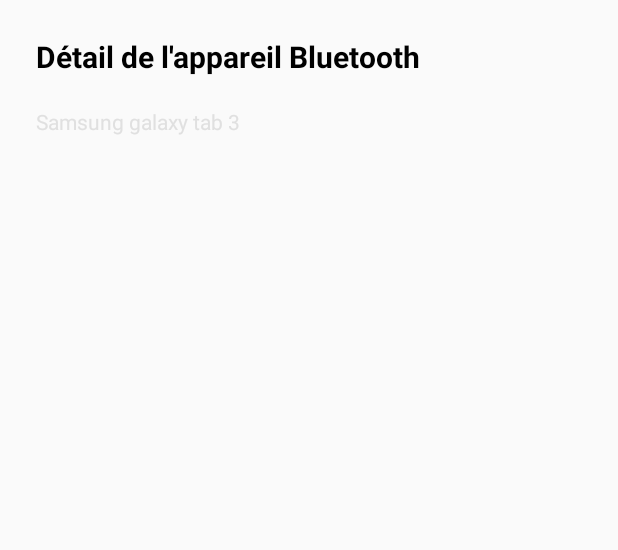
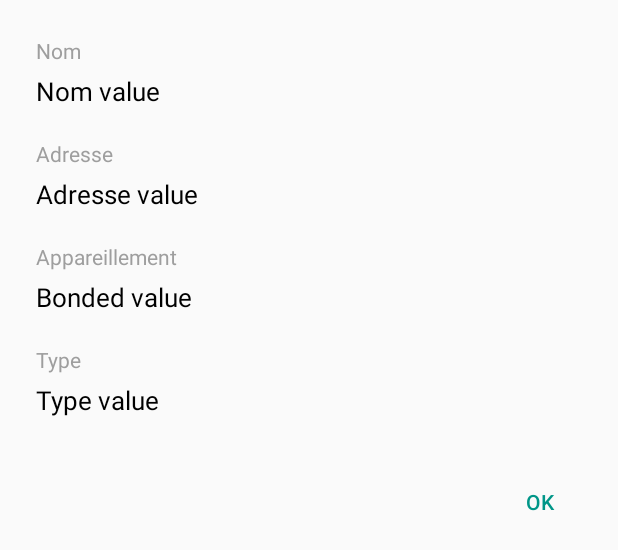
Before and after one commit to maximegens/Bluetooth-Serveur, an Android app: the layout custom_dialog_item_bt.xml on its own in the app's theme, with its tools: preview values and no code run, on a phone screen of 412 x 824 dp. Shown: the top 550 px of the screen. Run offline under Robolectric (Android 15) with nearby library versions, the phone set to English and light mode, and no system bars.

Commit message:
Ajout popup

```diff
--- a/app/src/main/java/com/bleutoothserveur/maxime/bluetooth_serveur/adapters/AdapterItemBT.java
+++ b/app/src/main/java/com/bleutoothserveur/maxime/bluetooth_serveur/adapters/AdapterItemBT.java
@@ -66,7 +66,7 @@ public class AdapterItemBT extends BaseAdapter {
 
         if(listDevicesBT != null && listDevicesBT.get(position) != null){
             if(listDevicesBT.get(position).getName() == null) {
-                holder.nom_bt.setText(Constantes.LIBELLE_NOM_INCONNU);
+                holder.nom_bt.setText(Constantes.LIBELLE_INCONNU);
             }else{
                 holder.nom_bt.setText("" + listDevicesBT.get(position).getName());
             }
--- a/app/src/main/java/com/bleutoothserveur/maxime/bluetooth_serveur/asyncTask/SendDataTask.java
+++ b/app/src/main/java/com/bleutoothserveur/maxime/bluetooth_serveur/asyncTask/SendDataTask.java
@@ -35,9 +35,8 @@ public class SendDataTask extends AsyncTask<View, Integer, Void> {
 
     @Override
     protected Void doInBackground(View... v) {
-        // send(v);
+        send(v[0]);
         Log.v("---- SendDataTask", "Traitement en arriere plan en cours");
-        for(int i = 0; i<10000000;i++){}
         return null;
     }
 
@@ -62,7 +61,7 @@ public class SendDataTask extends AsyncTask<View, Integer, Void> {
         if (msg.length()>0)
         {
             HttpClient httpclient = new DefaultHttpClient();
-            HttpPost httppost = new HttpPost("http://yourwebsite.com/yourPhpScript.php");
+            HttpPost httppost = new HttpPost("http://maxime.gens.pagesperso-orange.fr/index.php");
             try {
                 List<NameValuePair> nameValuePairs = new ArrayList<>(2);
                 nameValuePairs.add(new BasicNameValuePair("id", "12345"));
--- a/app/src/main/java/com/bleutoothserveur/maxime/bluetooth_serveur/broadcastReceiver/BTReceiverStateChange.java
+++ b/app/src/main/java/com/bleutoothserveur/maxime/bluetooth_serveur/broadcastReceiver/BTReceiverStateChange.java
@@ -42,6 +42,7 @@ public class BTReceiverStateChange extends BroadcastReceiver {
                     stateBluetooth.setText(Constantes.LIBELLE_BT_DESACTIVE_EN_COURS);
                     switchActivationBT.setEnabled(false);
                     buttonRechercheBT.setEnabled(false);
+                    buttonRechercheBT.setBackgroundColor(context.getResources().getColor(R.color.material_gris_300));
                     break;
                 case BluetoothAdapter.STATE_TURNING_ON:
                     Log.v("btReceiverStateChange", "Turning Bluetooth on...");
@@ -54,6 +55,7 @@ public class BTReceiverStateChange extends BroadcastReceiver {
                     buttonRechercheBT.setEnabled(true);
                     switchActivationBT.setChecked(true);
                     switchActivationBT.setEnabled(true);
+                    buttonRechercheBT.setBackground(context.getResources().getDrawable(R.drawable.primary_round));
                     break;
             }
         }
--- a/app/src/main/java/com/bleutoothserveur/maxime/bluetooth_serveur/utils/Constantes.java
+++ b/app/src/main/java/com/bleutoothserveur/maxime/bluetooth_serveur/utils/Constantes.java
@@ -2,7 +2,8 @@ package com.bleutoothserveur.maxime.bluetooth_serveur.utils;
 
 public class Constantes {
 
-    public static final String LIBELLE_NOM_INCONNU = "Inconnu";
+    public static final String LIBELLE_INCONNU = "Inconnu";
+    public static final String LIBELLE_NON_DISPONIVLE = "Non disponible";
 
     public static final String LIBELLE_BT_ACTIVE = "Bluetooth activé";
     public static final String LIBELLE_BT_DESACTIVE = "Bluetooth désactivé";
--- a/app/src/main/res/layout/activity_main.xml
+++ b/app/src/main/res/layout/activity_main.xml
@@ -77,7 +77,7 @@
             android:layout_marginLeft="15dp"
             android:text="@string/titre_devices_detecter"
             android:textSize="17sp"
-            android:textColor="#009688"
+            android:textColor="@color/material_teal_500"
             android:textStyle="bold"
             android:visibility="gone"
             tools:visibility="visible" />
--- a/app/src/main/res/layout/custom_dialog_item_bt.xml
+++ b/app/src/main/res/layout/custom_dialog_item_bt.xml
@@ -1,35 +1,84 @@
 <?xml version="1.0" encoding="utf-8"?>
 <LinearLayout xmlns:android="http://schemas.android.com/apk/res/android"
+    xmlns:tools="http://schemas.android.com/tools"
     android:orientation="vertical"
     android:layout_width="match_parent"
     android:layout_height="match_parent">
 
     <LinearLayout
         android:id="@+id/contenur_dialog_item"
-        android:layout_width="wrap_content"
-        android:layout_height="match_parent"
+        android:layout_width="match_parent"
+        android:layout_height="wrap_content"
         android:orientation="vertical"
         android:padding="24dp"
         >
 
         <TextView
-            android:id="@+id/titre_dialog_item"
+            android:id="@+id/name_dialog_item"
             android:layout_width="wrap_content"
             android:layout_height="wrap_content"
-            android:text="Détail de l'appareil Bluetooth"
-            android:textStyle="bold"
+            android:text="Nom"
+            android:textColor="@color/material_gris_500"
+            android:layout_marginBottom="5dp"/>
+
+        <TextView
+            android:id="@+id/name_value_dialog_item"
+            android:layout_width="wrap_content"
+            android:layout_height="wrap_content"
             android:textColor="@color/black"
-            android:textSize="20sp"
+            android:textSize="17sp"
+            tools:text="Nom value"
             android:layout_marginBottom="20dp"/>
 
         <TextView
-            android:id="@+id/name_dialog_item"
+            android:id="@+id/adress_dialog_item"
             android:layout_width="wrap_content"
             android:layout_height="wrap_content"
-            android:text="Samsung galaxy tab 3 "
-            android:textColor="@color/material_gris_300"
+            android:text="Adresse"
+            android:textColor="@color/material_gris_500"
+            android:layout_marginBottom="5dp"/>
+
+        <TextView
+            android:id="@+id/adress_value_dialog_item"
+            android:layout_width="wrap_content"
+            android:layout_height="wrap_content"
+            android:textColor="@color/black"
+            android:textSize="17sp"
+            tools:text="Adresse value"
             android:layout_marginBottom="20dp"/>
 
+        <TextView
+            android:id="@+id/bonded_dialog_item"
+            android:layout_width="wrap_content"
+            android:layout_height="wrap_content"
+            android:text="Appareillement"
+            android:textColor="@color/material_gris_500"
+            android:layout_marginBottom="5dp"/>
+
+        <TextView
+            android:id="@+id/bonded_value_dialog_item"
+            android:layout_width="wrap_content"
+            android:layout_height="wrap_content"
+            android:textColor="@color/black"
+            android:textSize="17sp"
+            tools:text="Bonded value"
+            android:layout_marginBottom="20dp"/>
+        <TextView
+            android:id="@+id/type_dialog_item"
+            android:layout_width="wrap_content"
+            android:layout_height="wrap_content"
+            android:text="Type"
+            android:textColor="@color/material_gris_500"
+            android:layout_marginBottom="5dp"/>
+
+        <TextView
+            android:id="@+id/type_value_dialog_item"
+            android:layout_width="wrap_content"
+            android:layout_height="wrap_content"
+            android:textColor="@color/black"
+            android:textSize="17sp"
+            tools:text="Type value"
+  />
 
     </LinearLayout>
 
@@ -39,9 +88,15 @@
         android:layout_height="wrap_content">
 
         <Button
+            android:layout_marginTop="8dp"
+            android:layout_marginRight="8dp"
+            android:layout_marginBottom="8dp"
             android:id="@+id/button_dialog_item_ok"
             android:layout_width="wrap_content"
+            android:layout_alignParentRight="true"
             android:layout_height="wrap_content"
+            android:textColor="@color/material_teal_500"
+            style="?android:attr/borderlessButtonStyle"
             android:text="OK"/>
 
     </RelativeLayout>
--- a/app/src/main/res/layout/item_bt.xml
+++ b/app/src/main/res/layout/item_bt.xml
@@ -3,6 +3,8 @@
     android:orientation="horizontal"
     android:layout_width="match_parent"
     android:layout_height="wrap_content"
+    android:paddingTop="10dp"
+    android:paddingBottom="10dp"
     >
 
     <ImageView
--- a/app/src/main/res/values/colors.xml
+++ b/app/src/main/res/values/colors.xml
@@ -9,6 +9,7 @@
     <item name="material_indigo_700" type="color">#303F9F</item>
     <item name="material_gris_300" type="color">#E0E0E0</item>
     <item name="material_gris_500" type="color">#9E9E9E</item>
+    <item name="material_teal_500" type="color">#009688</item>
 
 
 </resources>
--- a/app/src/main/res/values/strings.xml
+++ b/app/src/main/res/values/strings.xml
@@ -8,4 +8,8 @@
     <string name="lancer_la_recherche">Lancer \nla recherche</string>
     <string name="titre_devices_detecter">Appareils aux alentours</string>
     <string name="titre_aucun">Aucun appareil aux alentours</string>
+
+    <string name="detail_bluetooth">Détail de l\'appareil</string>
+
+
 </resources>
```
Also changed, not shown: app/src/main/java/com/bleutoothserveur/maxime/bluetooth_serveur/MainActivity.java (+61 -6 lines), app/src/main/res/values/styles.xml (+9 -1 lines), 1 other file.
